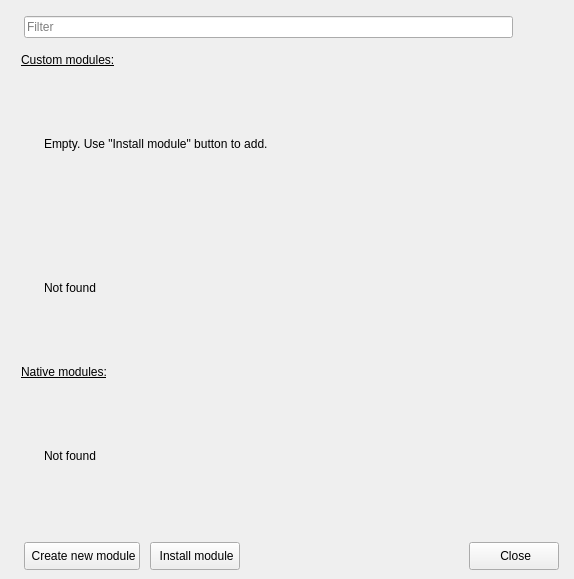
Old version of the form Solution/Engine/modulemanagerwindow.ui in the repository nguyendkn/BrowserAutomationStudio.
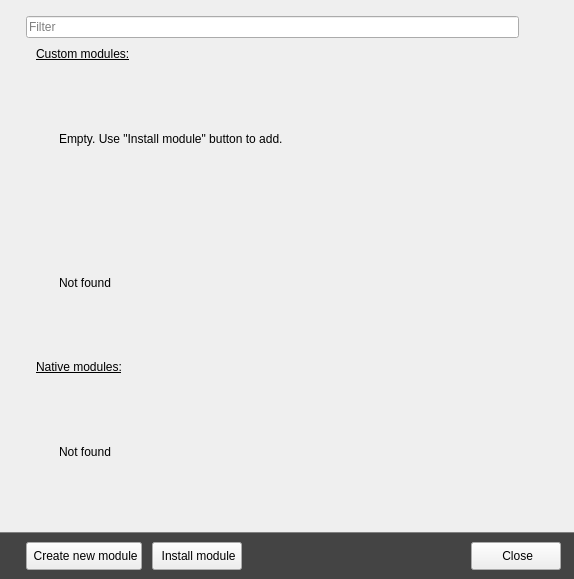
New version of the form. Icons and pictures are not drawn.

Patch:
```diff
--- a/Solution/Engine/modulemanagerwindow.ui
+++ b/Solution/Engine/modulemanagerwindow.ui
@@ -18,23 +18,32 @@
     <normaloff>:/engine/images/modules.png</normaloff>:/engine/images/modules.png</iconset>
   </property>
   <layout class="QVBoxLayout" name="verticalLayout_2">
+   <property name="spacing">
+    <number>0</number>
+   </property>
+   <property name="leftMargin">
+    <number>0</number>
+   </property>
    <property name="topMargin">
     <number>15</number>
    </property>
    <property name="rightMargin">
-    <number>15</number>
+    <number>0</number>
    </property>
    <property name="bottomMargin">
-    <number>9</number>
+    <number>0</number>
    </property>
    <item>
     <layout class="QHBoxLayout" name="Filter">
      <property name="leftMargin">
-      <number>13</number>
+      <number>26</number>
      </property>
      <property name="topMargin">
       <number>1</number>
      </property>
+     <property name="rightMargin">
+      <number>15</number>
+     </property>
      <property name="bottomMargin">
       <number>9</number>
      </property>
@@ -62,6 +71,20 @@
     </layout>
    </item>
    <item>
+    <layout class="QHBoxLayout" name="horizontalLayout_3">
+     <property name="leftMargin">
+      <number>26</number>
+     </property>
+     <property name="topMargin">
+      <number>0</number>
+     </property>
+     <property name="rightMargin">
+      <number>15</number>
+     </property>
+     <property name="bottomMargin">
+      <number>13</number>
+     </property>
+     <item>
     <widget class="QScrollArea" name="ScrollArea">
      <property name="frameShape">
       <enum>QFrame::NoFrame</enum>
@@ -69,6 +92,15 @@
      <property name="frameShadow">
       <enum>QFrame::Plain</enum>
      </property>
+       <property name="verticalScrollBarPolicy">
+        <enum>Qt::ScrollBarAsNeeded</enum>
+       </property>
+       <property name="horizontalScrollBarPolicy">
+        <enum>Qt::ScrollBarAsNeeded</enum>
+       </property>
+       <property name="sizeAdjustPolicy">
+        <enum>QAbstractScrollArea::AdjustIgnored</enum>
+       </property>
      <property name="widgetResizable">
       <bool>true</bool>
      </property>
@@ -77,8 +109,8 @@
        <rect>
         <x>0</x>
         <y>0</y>
-        <width>550</width>
-        <height>468</height>
+          <width>658</width>
+          <height>565</height>
        </rect>
       </property>
       <layout class="QVBoxLayout" name="verticalLayout">
@@ -207,6 +239,27 @@
      </widget>
     </widget>
    </item>
+    </layout>
+   </item>
+   <item>
+    <widget class="QWidget" name="widget_2" native="true">
+     <property name="minimumSize">
+      <size>
+       <width>0</width>
+       <height>1</height>
+      </size>
+     </property>
+     <property name="maximumSize">
+      <size>
+       <width>16777215</width>
+       <height>1</height>
+      </size>
+     </property>
+     <property name="styleSheet">
+      <string notr="true">QWidget{background-color:gray}</string>
+     </property>
+    </widget>
+   </item>
    <item>
     <widget class="QWidget" name="widget" native="true">
      <property name="sizePolicy">
@@ -215,21 +268,24 @@
        <verstretch>0</verstretch>
       </sizepolicy>
      </property>
+     <property name="styleSheet">
+      <string notr="true">#widget{background-color:#444}</string>
+     </property>
      <layout class="QHBoxLayout" name="horizontalLayout">
       <property name="spacing">
        <number>10</number>
       </property>
       <property name="leftMargin">
-       <number>13</number>
+       <number>26</number>
       </property>
       <property name="topMargin">
-       <number>13</number>
+       <number>9</number>
       </property>
       <property name="rightMargin">
-       <number>0</number>
+       <number>13</number>
       </property>
       <property name="bottomMargin">
-       <number>0</number>
+       <number>9</number>
       </property>
       <item>
        <widget class="QPushButton" name="CreateNewModule">
@@ -246,6 +302,12 @@
          <iconset resource="engine.qrc">
           <normaloff>:/engine/images/crud_create.png</normaloff>:/engine/images/crud_create.png</iconset>
         </property>
+        <property name="iconSize">
+         <size>
+          <width>18</width>
+          <height>18</height>
+         </size>
+        </property>
        </widget>
       </item>
       <item>
@@ -263,6 +325,12 @@
          <iconset resource="engine.qrc">
           <normaloff>:/engine/images/install.png</normaloff>:/engine/images/install.png</iconset>
         </property>
+        <property name="iconSize">
+         <size>
+          <width>18</width>
+          <height>18</height>
+         </size>
+        </property>
        </widget>
       </item>
       <item>
@@ -296,6 +364,12 @@
          <iconset resource="engine.qrc">
           <normaloff>:/engine/images/stop.png</normaloff>:/engine/images/stop.png</iconset>
         </property>
+        <property name="iconSize">
+         <size>
+          <width>18</width>
+          <height>18</height>
+         </size>
+        </property>
        </widget>
       </item>
      </layout>
```
Lines whose indentation alone changed are shown as unchanged.
